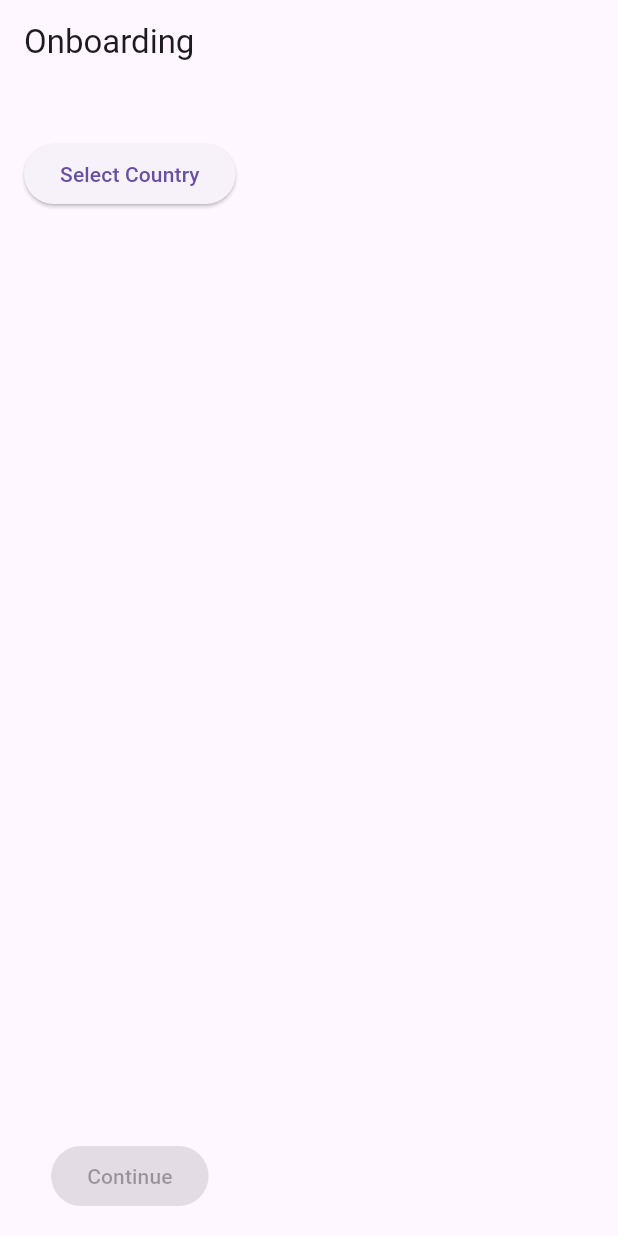
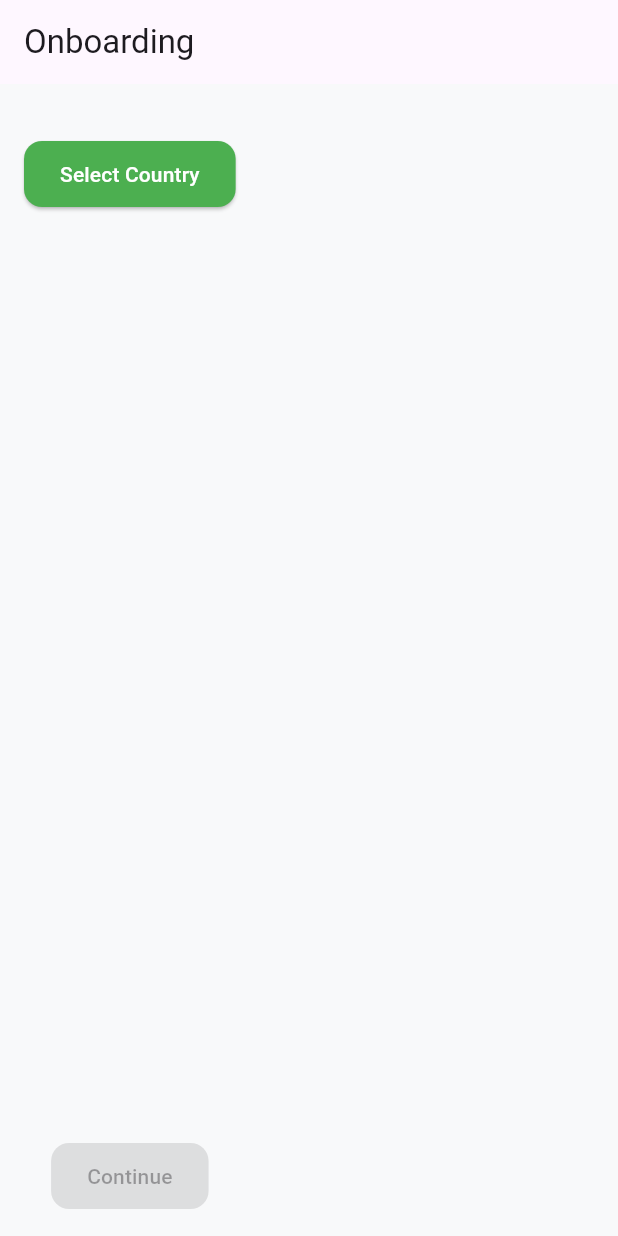
Before and after one commit to abc-medes/ate-flutter, a Flutter app: the screen it shows after launch, after a tap on "Login", on a phone screen of 412 x 824 dp. Run offline on Flutter 3.47's test engine with Material 3 defaults, Android fonts, the phone set to English and light mode, and no system bars; our stand-ins replace flutter_riverpod, go_router.

Commit message:
LIPS] testing theme before starting

```diff
--- a/lib/main.dart
+++ b/lib/main.dart
@@ -14,8 +14,38 @@ class MyApp extends ConsumerWidget {
     final router = ref.watch(routerProvider);
 
     return MaterialApp.router(
+      debugShowCheckedModeBanner: false,
       routerConfig: router,
-      debugShowCheckedModeBanner: false,
+      theme: ThemeData(
+        brightness: Brightness.light,
+        primaryColor: const Color(0xFF4CAF50),
+        scaffoldBackgroundColor: const Color(0xFFF8F9FA),
+        textTheme: const TextTheme(
+          headlineLarge: TextStyle(
+            fontSize: 28,
+            fontWeight: FontWeight.bold,
+            color: Colors.black87,
+          ),
+          bodyMedium: TextStyle(
+            fontSize: 16,
+            color: Colors.black54,
+          ),
+        ),
+        inputDecorationTheme: const InputDecorationTheme(
+          border: OutlineInputBorder(),
+          contentPadding: EdgeInsets.symmetric(horizontal: 12, vertical: 8),
+        ),
+        elevatedButtonTheme: ElevatedButtonThemeData(
+          style: ElevatedButton.styleFrom(
+            backgroundColor: Color(0xFF4CAF50),
+            foregroundColor: Colors.white,
+            shape: RoundedRectangleBorder(
+              borderRadius: BorderRadius.circular(12),
+            ),
+            padding: const EdgeInsets.symmetric(horizontal: 24, vertical: 12),
+          ),
+        ),
+      ),
     );
   }
 }
```
